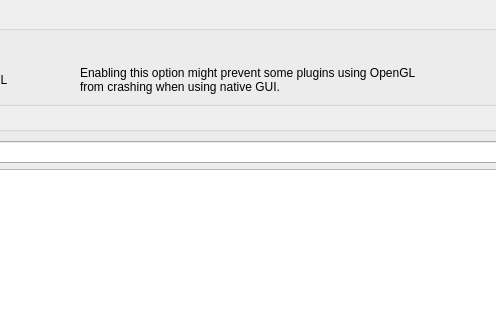
Before: the Qt Designer form Qt/qt4_vst_paths_widget.ui in kmatheussen/radium, drawn with Qt 5; both pictures show x 307 to 803 and y 0 to 320 of the 1090 by 575 pixel window.
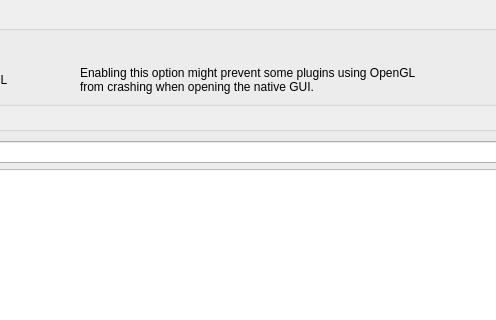
After: the same form once the commit is applied.

Commit message: Update help text for the "draw in separate process" opengl option (in general, it should be enabled, and adjust various things in the preferences window

The edit to the form file:
```diff
--- a/Qt/qt4_vst_paths_widget.ui
+++ b/Qt/qt4_vst_paths_widget.ui
@@ -59,7 +59,7 @@
       <item row="1" column="2">
        <widget class="QLabel" name="label_12">
         <property name="text">
-         <string>&lt;html&gt;&lt;head/&gt;&lt;body&gt;&lt;p&gt;&lt;span style=&quot; color:#000000;&quot;&gt;Enabling this option might prevent some plugins using OpenGL&lt;br/&gt;from crashing when using native GUI.
+         <string>&lt;html&gt;&lt;head/&gt;&lt;body&gt;&lt;p&gt;&lt;span style=&quot; color:#000000;&quot;&gt;Enabling this option might prevent some plugins using OpenGL&lt;br/&gt;from crashing when opening the native GUI.
 &lt;/span&gt;&lt;/p&gt;&lt;/body&gt;&lt;/html&gt;</string>
         </property>
        </widget>
```
The commit also changes 1 other file.
